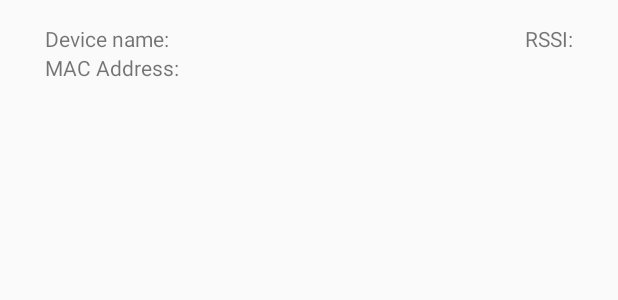
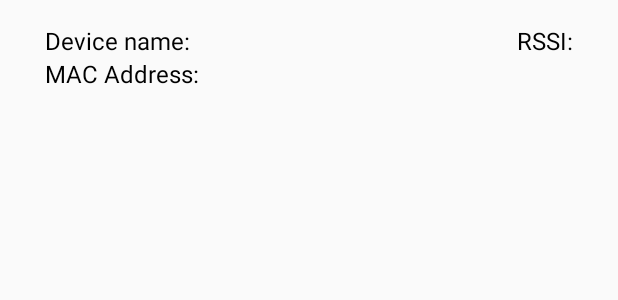
Before and after one commit to xuanjiao/BLE_scanner, an Android app: the layout list_item.xml on its own in the app's theme, with its tools: preview values and no code run, on a phone screen of 412 x 824 dp. Shown: the top 300 px of the screen. Run offline under Robolectric (Android 15) with nearby library versions, the phone set to English and light mode, and no system bars.

```diff
--- a/app/src/main/java/com/example/android/ble_scanner/data/DeviceDbHelper.java
+++ b/app/src/main/java/com/example/android/ble_scanner/data/DeviceDbHelper.java
@@ -17,7 +17,7 @@ public class DeviceDbHelper extends SQLiteOpenHelper {
             "( "+
                 DeviceEntry.COLUMN_ID + " INTEGER PRIMARY KEY AUTOINCREMENT, " +
                 DeviceEntry.COLUMN_NAME + " TEXT, "+
-                DeviceEntry.COLUMN_ADDRESS + " TEXT, "+
+                DeviceEntry.COLUMN_ADDRESS + " TEXT NOT NULL "+
                 DeviceEntry.COLUMN_RSSI + " INTEGER" +
             ")";
 
--- a/app/src/main/java/com/example/android/ble_scanner/data/DeviceProvider.java
+++ b/app/src/main/java/com/example/android/ble_scanner/data/DeviceProvider.java
@@ -93,8 +93,10 @@ public class DeviceProvider extends ContentProvider {
         int rowDeleted;
         switch (mUriMatcher.match(uri)){
             case DEVICES:
+                // Delete multiple rows
                 break;
             case DEVICE_ID:
+                // Delete single row
                 selection = DeviceEntry.COLUMN_ID + "=?";
                 selectionArgs = new String[]{String.valueOf(ContentUris.parseId(uri))};
                 break;
--- a/app/src/main/res/layout/list_item.xml
+++ b/app/src/main/res/layout/list_item.xml
@@ -4,7 +4,6 @@
     android:layout_width="match_parent"
     android:layout_height="match_parent"
     android:orientation="horizontal">
-
     <LinearLayout
         android:layout_width="wrap_content"
         android:layout_height="wrap_content"
@@ -21,11 +20,13 @@
             <TextView
                 android:layout_width="wrap_content"
                 android:layout_height="wrap_content"
-                android:text="@string/label_device_name"/>
+                android:text="@string/label_device_name"
+                style="@style/TextTheme"/>
             <TextView
                 android:id="@+id/name_text_view"
                 android:layout_width="wrap_content"
-                android:layout_height="wrap_content" />
+                android:layout_height="wrap_content"
+                style="@style/TextTheme"/>
 
         </LinearLayout>
 
@@ -37,12 +38,14 @@
             <TextView
                 android:layout_width="wrap_content"
                 android:layout_height="wrap_content"
-                android:text="@string/label_address"/>
+                android:text="@string/label_address"
+                style="@style/TextTheme"/>
 
             <TextView
                 android:id="@+id/address_text_view"
                 android:layout_width="wrap_content"
-                android:layout_height="wrap_content" />
+                android:layout_height="wrap_content"
+                style="@style/TextTheme"/>
         </LinearLayout>
 
     </LinearLayout>
@@ -57,13 +60,13 @@
         <TextView
             android:layout_width="wrap_content"
             android:layout_height="wrap_content"
-            android:text="@string/label_rssi"/>
+            android:text="@string/label_rssi"
+            style="@style/TextTheme"/>
         <TextView
             android:id="@+id/rssi_text_view"
             android:layout_width="wrap_content"
-            android:layout_height="wrap_content" />
+            android:layout_height="wrap_content"
+            style="@style/TextTheme"/>
 
     </LinearLayout>
-
-
 </RelativeLayout>
--- a/app/src/main/res/menu/menu.xml
+++ b/app/src/main/res/menu/menu.xml
@@ -3,5 +3,7 @@
     <item
         android:id="@+id/insert_dummy_device"
         android:title="@string/menu_new_device" />
-
+    <item
+        android:id="@+id/clear_list"
+        android:title="@string/menu_clear_list"/>
 </menu>
--- a/app/src/main/res/values/strings.xml
+++ b/app/src/main/res/values/strings.xml
@@ -7,5 +7,7 @@
 
     <string name="label_rssi">RSSI: </string>
 
-    <string name="menu_new_device">insert a dummy device</string>
+    <string name="menu_new_device">Insert a dummy device</string>
+
+    <string name="menu_clear_list">Clear list</string>
 </resources>
--- a/app/src/main/res/values/styles.xml
+++ b/app/src/main/res/values/styles.xml
@@ -11,4 +11,9 @@
     <dimen name="margin_list_item_horizontal">30dp</dimen>
 
     <dimen name="margin_list_item_vertical">16dp</dimen>
+
+    <style name="TextTheme">
+        <item name="android:textColor">@android:color/black</item>
+        <item name="android:textSize">16sp</item>
+    </style>
 </resources>
```
Also changed, not shown: app/src/main/java/com/example/android/ble_scanner/BLE_DeviceAdapter.java (+5 -4 lines), app/src/main/java/com/example/android/ble_scanner/MainActivity.java (+108 -40 lines).
